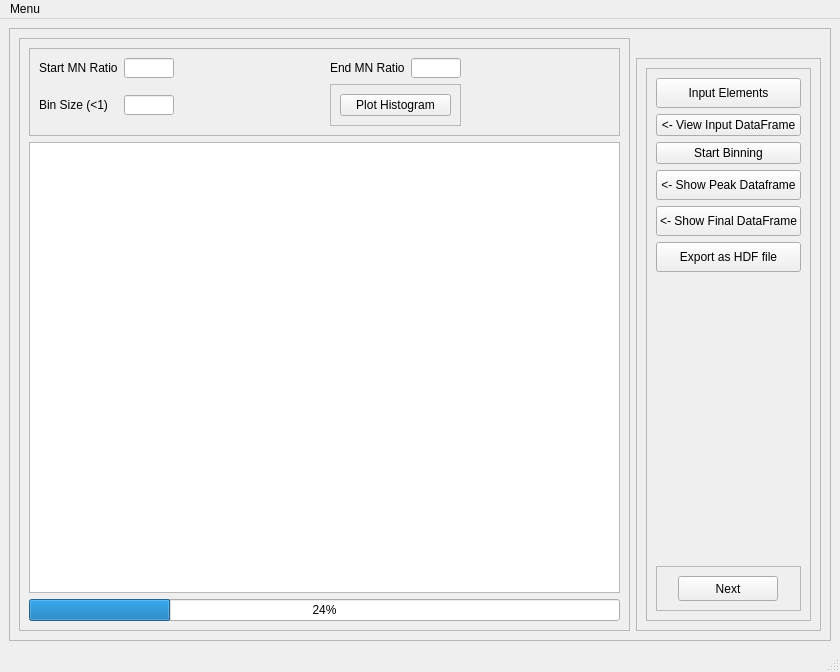
This is UI/Ui_APTMainWindow.ui in arjun-bala-krishnan/APT_Project as Qt 5 draws it before an edit. The edited form follows.
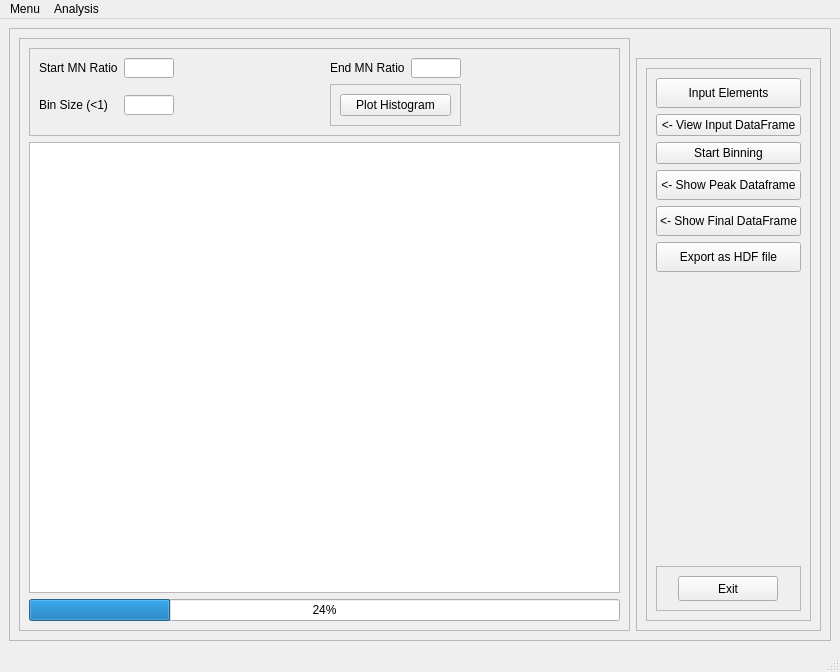
This is the edited form. Icons and pictures are not drawn.

```diff
--- a/UI/Ui_APTMainWindow.ui
+++ b/UI/Ui_APTMainWindow.ui
@@ -325,7 +325,7 @@
                    <enum>Qt::LeftToRight</enum>
                   </property>
                   <property name="text">
-                   <string>Next</string>
+                   <string>Exit</string>
                   </property>
                  </widget>
                 </item>
@@ -404,7 +404,17 @@
     <addaction name="actionOpenMatFile"/>
     <addaction name="actionExit"/>
    </widget>
+   <widget class="QMenu" name="menuAnalysis">
+    <property name="title">
+     <string>Analysis</string>
+    </property>
+    <addaction name="actionMono_Layer_Analysis"/>
+    <addaction name="actionAbstract_Layer_Analysis"/>
+    <addaction name="separator"/>
+    <addaction name="actionGM_SRO"/>
+   </widget>
    <addaction name="menuMenu"/>
+   <addaction name="menuAnalysis"/>
   </widget>
   <widget class="QStatusBar" name="statusbar"/>
   <action name="actionExit">
```
Left out of the diff: 109 changed lines with no effect on the pictures.
